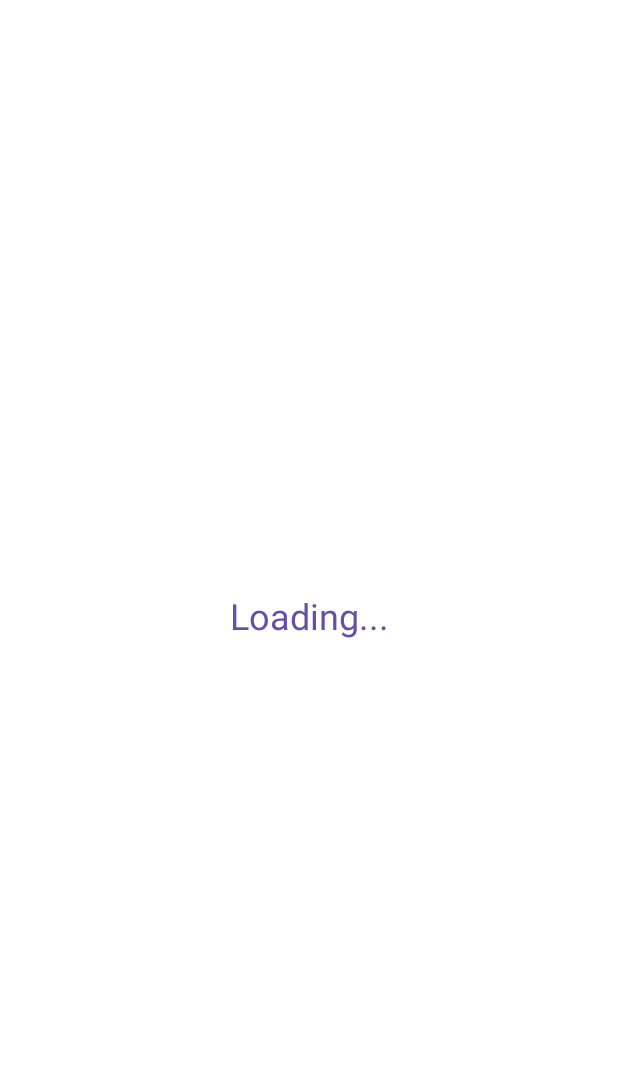
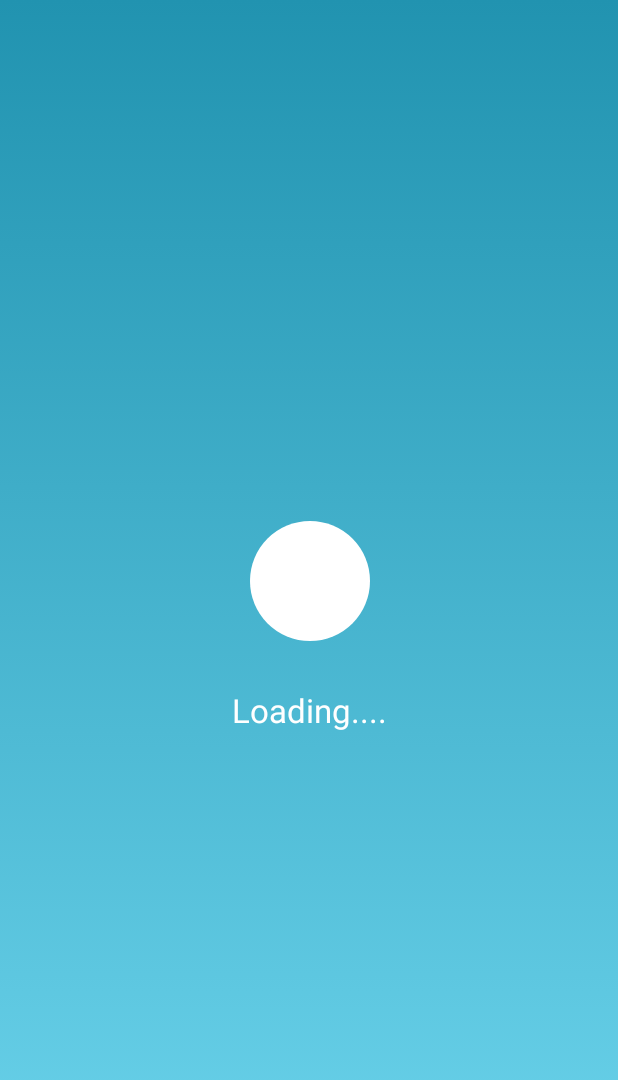
Before and after one commit to MorphIsDed/First_App, an Android app built with Jetpack Compose: the first screen one second after launch (LoadingActivity), on a phone screen of 412 x 824 dp. Before the commit the part shown is almost empty. Shown: the top 1080 px of the screen. Run offline under Robolectric (Android 15) with nearby library versions, the phone set to English and light mode, and no system bars.

Commit message:
Loading Page Changes

```diff
--- a/app/src/main/java/com/example/mynavigationapp/LoadingActivity.kt
+++ b/app/src/main/java/com/example/mynavigationapp/LoadingActivity.kt
@@ -6,20 +6,26 @@ import android.os.Handler
 import android.os.Looper
 import androidx.activity.ComponentActivity
 import androidx.activity.compose.setContent
-import androidx.compose.foundation.layout.Box
-import androidx.compose.foundation.layout.fillMaxSize
+import androidx.compose.animation.core.*
+import androidx.compose.foundation.background
+import androidx.compose.foundation.layout.*
+import androidx.compose.foundation.shape.CircleShape
 import androidx.compose.material3.MaterialTheme
 import androidx.compose.material3.Text
-import androidx.compose.runtime.Composable
+import androidx.compose.runtime.*
 import androidx.compose.ui.Alignment
 import androidx.compose.ui.Modifier
+import androidx.compose.ui.draw.scale
+import androidx.compose.ui.graphics.Brush
+import androidx.compose.ui.graphics.Color
+import androidx.compose.ui.unit.dp
 import androidx.compose.ui.unit.sp
 
 class LoadingActivity : ComponentActivity() {
     override fun onCreate(savedInstanceState: Bundle?) {
         super.onCreate(savedInstanceState)
         setContent {
-            LoadingScreen()
+            AnimatedLoadingScreen()
         }
 
         // Delay for 2.5 seconds, then launch MainActivity
@@ -31,15 +37,44 @@ class LoadingActivity : ComponentActivity() {
 }
 
 @Composable
-fun LoadingScreen() {
+fun AnimatedLoadingScreen() {
+    val infiniteTransition = rememberInfiniteTransition()
+    val scale by infiniteTransition.animateFloat(
+        initialValue = 0.8f,
+        targetValue = 1.4f,
+        animationSpec = infiniteRepeatable(
+            animation = tween(1000, easing = EaseInOutCubic),
+            repeatMode = RepeatMode.Reverse
+        )
+    )
+
+    val gradientBrush = Brush.verticalGradient(
+        colors = listOf(Color(0xFF2193b0), Color(0xFF6dd5ed))
+    )
+
     Box(
-        modifier = Modifier.fillMaxSize(),
+        modifier = Modifier
+            .fillMaxSize()
+            .background(gradientBrush),
         contentAlignment = Alignment.Center
     ) {
-        Text(
-            text = "Loading...",
-            fontSize = 24.sp,
-            color = MaterialTheme.colorScheme.primary
-        )
+        Column(
+            horizontalAlignment = Alignment.CenterHorizontally
+        ) {
+            Box(
+                modifier = Modifier
+                    .size(100.dp)
+                    .scale(scale)
+                    .background(Color.White, shape = CircleShape)
+            )
+
+            Spacer(modifier = Modifier.height(24.dp))
+
+            Text(
+                text = "Loading....",
+                fontSize = 22.sp,
+                color = Color.White
+            )
+        }
     }
 }
```
